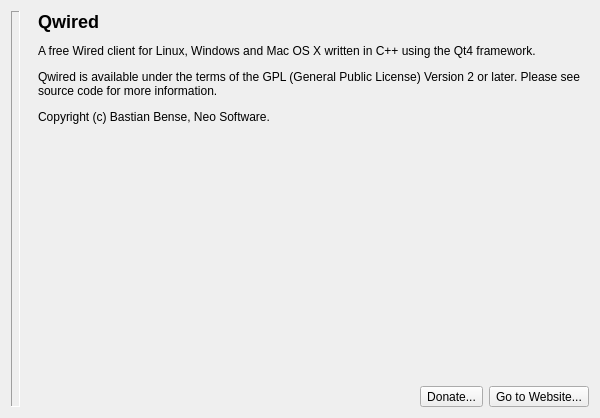
Qt form qw_client/QwcAboutWidget.ui (pcjpnet/qwired-suite) before a commit.
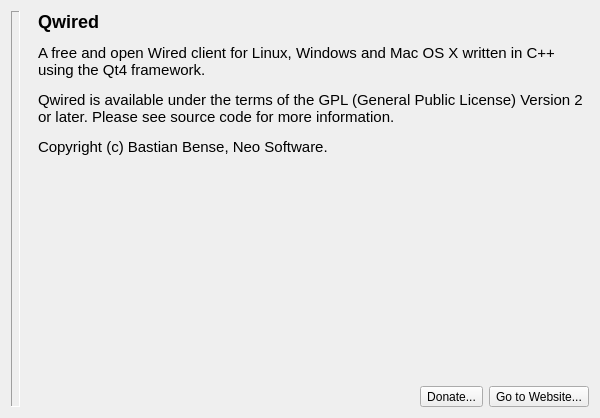
The same form after that commit. Icons and pictures are not drawn.

Commit message: Fixed the broken resource file path in the about dialog.

```diff
--- a/qw_client/QwcAboutWidget.ui
+++ b/qw_client/QwcAboutWidget.ui
@@ -51,7 +51,14 @@
       </sizepolicy>
      </property>
      <property name="text">
-      <string>&lt;h2&gt;Qwired&lt;/h2&gt;&lt;p&gt;A free Wired client for Linux, Windows and Mac OS X written in C++ using the Qt4 framework.&lt;/p&gt;&lt;p&gt;Qwired is available under the terms of the GPL (General Public License) Version 2 or later. Please see source code for more information.&lt;/p&gt;&lt;p&gt;Copyright (c) Bastian Bense, Neo Software.&lt;/p&gt;</string>
+      <string>&lt;!DOCTYPE HTML PUBLIC &quot;-//W3C//DTD HTML 4.0//EN&quot; &quot;http://www.w3.org/TR/REC-html40/strict.dtd&quot;&gt;
+&lt;html&gt;&lt;head&gt;&lt;meta name=&quot;qrichtext&quot; content=&quot;1&quot; /&gt;&lt;style type=&quot;text/css&quot;&gt;
+p, li { white-space: pre-wrap; }
+&lt;/style&gt;&lt;/head&gt;&lt;body style=&quot; font-family:'Sans'; font-size:11pt; font-weight:400; font-style:normal;&quot;&gt;
+&lt;p style=&quot; margin-top:16px; margin-bottom:12px; margin-left:0px; margin-right:0px; -qt-block-indent:0; text-indent:0px;&quot;&gt;&lt;span style=&quot; font-size:x-large; font-weight:600;&quot;&gt;Qwired&lt;/span&gt;&lt;/p&gt;
+&lt;p style=&quot; margin-top:12px; margin-bottom:12px; margin-left:0px; margin-right:0px; -qt-block-indent:0; text-indent:0px;&quot;&gt;A free and open Wired client for Linux, Windows and Mac OS X written in C++ using the Qt4 framework.&lt;/p&gt;
+&lt;p style=&quot; margin-top:12px; margin-bottom:12px; margin-left:0px; margin-right:0px; -qt-block-indent:0; text-indent:0px;&quot;&gt;Qwired is available under the terms of the GPL (General Public License) Version 2 or later. Please see source code for more information.&lt;/p&gt;
+&lt;p style=&quot; margin-top:12px; margin-bottom:12px; margin-left:0px; margin-right:0px; -qt-block-indent:0; text-indent:0px;&quot;&gt;Copyright (c) Bastian Bense, Neo Software.&lt;/p&gt;&lt;/body&gt;&lt;/html&gt;</string>
      </property>
      <property name="textFormat">
       <enum>Qt::RichText</enum>
```
Left out of the diff: 2 changed lines with no effect on the pictures.
